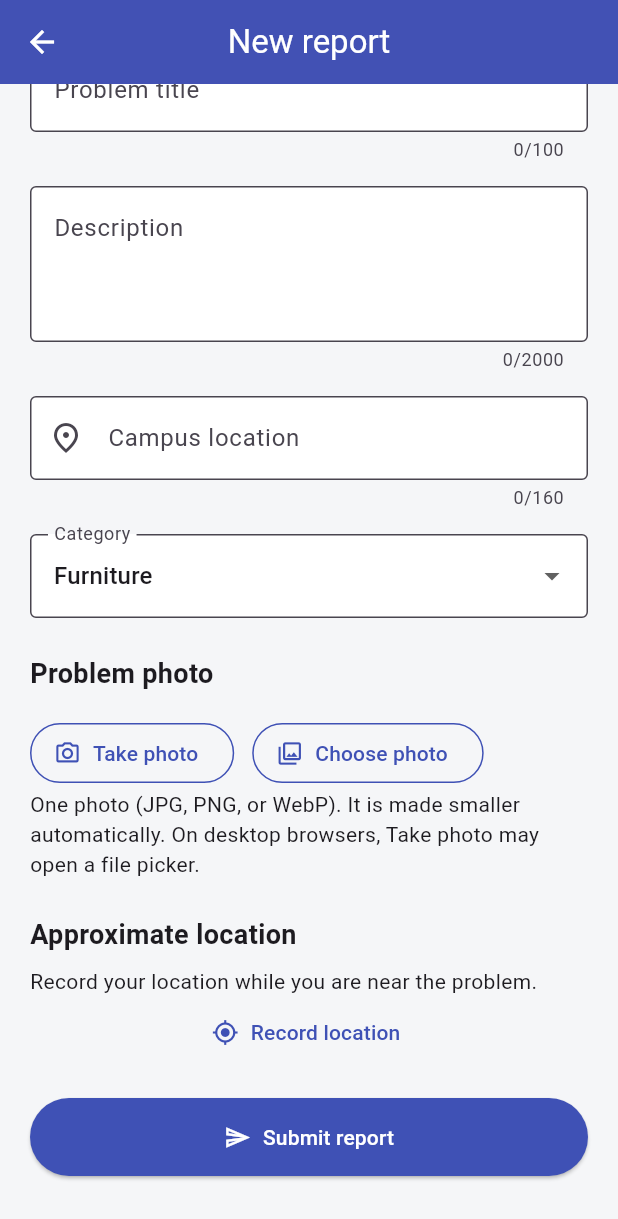
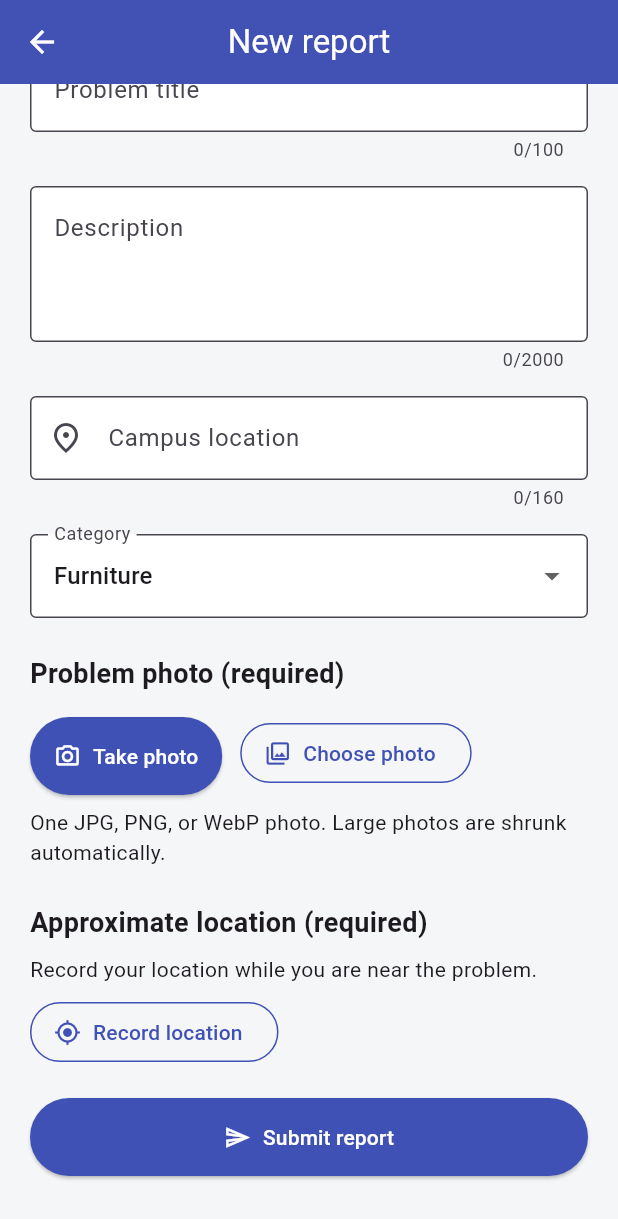
Before and after one commit to andireyes06-maker/quickfix, a Flutter app: the ReportFormPage screen opened directly, scrolled down 153 dp, on a phone screen of 412 x 824 dp. Shown: the top 1219 px of the screen. Run offline on Flutter 3.47's test engine with Material 3 defaults, Android fonts, the phone set to English and light mode, and no system bars; our stand-ins replace cloud_firestore, firebase_auth, firebase_core, geolocator, image_picker; accounts and stored records are empty.

Commit message:
feat: clearer details and form, red destructive actions, announced errors
Co-Authored-By: Claude Sonnet 5.5 <noreply@anthropic.com>

```diff
--- a/lib/pages/report_form_page.dart
+++ b/lib/pages/report_form_page.dart
@@ -53,6 +53,8 @@ class _ReportFormPageState extends State<ReportFormPage> {
   String category = "Furniture";
   String photoType = "image/jpeg";
   String error = "";
+  String photoError = "";
+  String locationError = "";
   Uint8List? photo;
   double? latitude;
   double? longitude;
@@ -106,7 +108,7 @@ class _ReportFormPageState extends State<ReportFormPage> {
     } catch (e) {
       if (mounted) {
         setState(() {
-          error =
+          photoError =
               "The previous photo could not be restored. Please take it again.";
         });
       }
@@ -124,7 +126,7 @@ class _ReportFormPageState extends State<ReportFormPage> {
         return;
       }
       setState(() {
-        error = "Choose a JPG, PNG, or WebP photo.";
+        photoError = "Choose a JPG, PNG, or WebP photo.";
       });
       return;
     }
@@ -134,14 +136,15 @@ class _ReportFormPageState extends State<ReportFormPage> {
     }
     if (bytes.length > 500 * 1024) {
       setState(() {
-        error = "This photo is too large. Take it again or choose a smaller one.";
+        photoError =
+            "This photo is too large. Take it again or choose a smaller one.";
       });
       return;
     }
     setState(() {
       photo = bytes;
       photoType = type;
-      error = "";
+      photoError = "";
       changed = true;
     });
   }
@@ -150,7 +153,7 @@ class _ReportFormPageState extends State<ReportFormPage> {
   Future<void> pickPhoto(ImageSource source) async {
     setState(() {
       deviceBusy = true;
-      error = "";
+      photoError = "";
     });
     try {
       final file = await ImagePicker().pickImage(
@@ -166,7 +169,7 @@ class _ReportFormPageState extends State<ReportFormPage> {
     } catch (e) {
       if (mounted) {
         setState(() {
-          error =
+          photoError =
               "Could not open the camera or photo library. Check permissions and try again.";
         });
       }
@@ -183,13 +186,14 @@ class _ReportFormPageState extends State<ReportFormPage> {
   Future<void> getLocation() async {
     setState(() {
       deviceBusy = true;
-      error = "";
+      locationError = "";
     });
     try {
       if (!await Geolocator.isLocationServiceEnabled()) {
         if (mounted) {
           setState(() {
-            error = "Turn on your device location services, then try again.";
+            locationError =
+                "Turn on your device location services, then try again.";
           });
         }
         return;
@@ -201,7 +205,7 @@ class _ReportFormPageState extends State<ReportFormPage> {
       if (permission == LocationPermission.deniedForever) {
         if (mounted) {
           setState(() {
-            error =
+            locationError =
                 "Location is blocked. Enable it for QuickFix in your device or browser settings.";
           });
         }
@@ -210,7 +214,7 @@ class _ReportFormPageState extends State<ReportFormPage> {
       if (permission == LocationPermission.denied) {
         if (mounted) {
           setState(() {
-            error =
+            locationError =
                 "Location permission is needed to record where you reported the problem.";
           });
         }
@@ -233,14 +237,14 @@ class _ReportFormPageState extends State<ReportFormPage> {
     } on TimeoutException {
       if (mounted) {
         setState(() {
-          error =
+          locationError =
               "Could not get your location in time. Try again near a window or outdoors.";
         });
       }
     } catch (e) {
       if (mounted) {
         setState(() {
-          error = "Could not get your location. Please try again.";
+          locationError = "Could not get your location. Please try again.";
         });
       }
     } finally {
@@ -254,18 +258,18 @@ class _ReportFormPageState extends State<ReportFormPage> {
 
   // CREATE / UPDATE
   Future<void> saveReport() async {
-    if (!formKey.currentState!.validate()) {
-      return;
-    }
-    if (photo == null && !hasPhoto) {
+    // Check everything first, so all the missing pieces show up at once.
+    bool formOk = formKey.currentState!.validate();
+    bool missingPhoto = photo == null && !hasPhoto;
+    bool missingLocation = latitude == null || longitude == null;
+    if (!formOk || missingPhoto || missingLocation) {
       setState(() {
-        error = "Please take or choose a photo of the problem.";
-      });
-      return;
-    }
-    if (latitude == null || longitude == null) {
-      setState(() {
-        error = "Tap Record location before submitting your report.";
+        photoError = missingPhoto
+            ? "Please take or choose a photo of the problem."
+            : "";
+        locationError = missingLocation
+            ? "Tap Record location before submitting your report."
+            : "";
       });
       return;
     }
@@ -369,6 +373,10 @@ class _ReportFormPageState extends State<ReportFormPage> {
               child: Text("Keep editing"),
             ),
             ElevatedButton(
+              style: ElevatedButton.styleFrom(
+                backgroundColor: Colors.red.shade800,
+                foregroundColor: Colors.white,
+              ),
               onPressed: () {
                 Navigator.pop(dialogContext);
                 Navigator.pop(context);
@@ -428,7 +436,7 @@ class _ReportFormPageState extends State<ReportFormPage> {
                     ),
                     SizedBox(height: 8),
                     Text(
-                      "Add a clear photo and enough detail to identify the campus problem.",
+                      "Add a clear photo and enough detail to identify the campus problem. Everything on this page is required.",
                     ),
                     SizedBox(height: 24),
                     TextFormField(
@@ -510,7 +518,7 @@ class _ReportFormPageState extends State<ReportFormPage> {
                     ),
                     SizedBox(height: 24),
                     Text(
-                      "Problem photo",
+                      "Problem photo (required)",
                       style: TextStyle(
                         fontSize: 18,
                         fontWeight: FontWeight.bold,
@@ -522,6 +530,7 @@ class _ReportFormPageState extends State<ReportFormPage> {
                         borderRadius: BorderRadius.circular(12),
                         child: Image.memory(
                           photo!,
+                          semanticLabel: "Photo of the reported problem",
                           height: 220,
                           fit: BoxFit.cover,
                           errorBuilder: (context, error, stack) {
@@ -556,6 +565,7 @@ class _ReportFormPageState extends State<ReportFormPage> {
                                 borderRadius: BorderRadius.circular(12),
                                 child: Image.memory(
                                   image.data!,
+                                  semanticLabel: "Photo of the reported problem",
                                   height: 220,
                                   fit: BoxFit.cover,
                                   errorBuilder: (context, error, stack) {
@@ -578,7 +588,7 @@ class _ReportFormPageState extends State<ReportFormPage> {
                       spacing: 12,
                       runSpacing: 8,
                       children: [
-                        OutlinedButton.icon(
+                        ElevatedButton.icon(
                           onPressed: busy || deviceBusy
                               ? null
                               : () {
@@ -598,24 +608,52 @@ class _ReportFormPageState extends State<ReportFormPage> {
                         ),
                       ],
                     ),
+                    SizedBox(height: 8),
                     Text(
-                      "One photo (JPG, PNG, or WebP). It is made smaller automatically. On desktop browsers, Take photo may open a file picker.",
+                      "One JPG, PNG, or WebP photo. Large photos are shrunk automatically.",
+                    ),
+                    if (photoError.isNotEmpty)
+                      Padding(
+                        padding: EdgeInsets.only(top: 8),
+                        child: Semantics(
+                          liveRegion: true,
+                          child: Text(
+                            photoError,
+                            style: TextStyle(color: Colors.red.shade800),
+                          ),
+                        ),
                       ),
                     SizedBox(height: 24),
                     Text(
-                      "Approximate location",
+                      "Approximate location (required)",
                       style: TextStyle(
                         fontSize: 18,
                         fontWeight: FontWeight.bold,
                       ),
                     ),
                     SizedBox(height: 8),
-                    Text(
                     latitude == null
-                          ? "Record your location while you are near the problem."
-                          : "Recorded: ${latitude!.toStringAsFixed(3)}, ${longitude!.toStringAsFixed(3)}",
+                        ? Text(
+                            "Record your location while you are near the problem.",
+                          )
+                        : Row(
+                            children: [
+                              Icon(
+                                Icons.check_circle,
+                                color: Colors.green.shade800,
                               ),
-                    TextButton.icon(
+                              SizedBox(width: 8),
+                              Expanded(
+                                child: Text(
+                                  "Location recorded: ${latitude!.toStringAsFixed(3)}, ${longitude!.toStringAsFixed(3)}",
+                                ),
+                              ),
+                            ],
+                          ),
+                    SizedBox(height: 8),
+                    Align(
+                      alignment: Alignment.centerLeft,
+                      child: OutlinedButton.icon(
                         onPressed: busy || deviceBusy ? null : getLocation,
                         icon: Icon(Icons.my_location),
                         label: Text(
@@ -624,13 +662,28 @@ class _ReportFormPageState extends State<ReportFormPage> {
                               : "Record location again",
                         ),
                       ),
+                    ),
+                    if (locationError.isNotEmpty)
+                      Padding(
+                        padding: EdgeInsets.only(top: 8),
+                        child: Semantics(
+                          liveRegion: true,
+                          child: Text(
+                            locationError,
+                            style: TextStyle(color: Colors.red.shade800),
+                          ),
+                        ),
+                      ),
                     if (deviceBusy) LinearProgressIndicator(),
                     if (error.isNotEmpty)
                       Padding(
                         padding: EdgeInsets.symmetric(vertical: 16),
+                        child: Semantics(
+                          liveRegion: true,
                           child: Text(
                             error,
                             style: TextStyle(color: Colors.red.shade800),
+                          ),
                         ),
                       ),
                     SizedBox(height: 20),
```
Also changed, not shown: lib/pages/login_page.dart (+7 -1 lines), lib/pages/report_details_page.dart (+48 -11 lines). Lines whose indentation alone changed are shown as unchanged.
